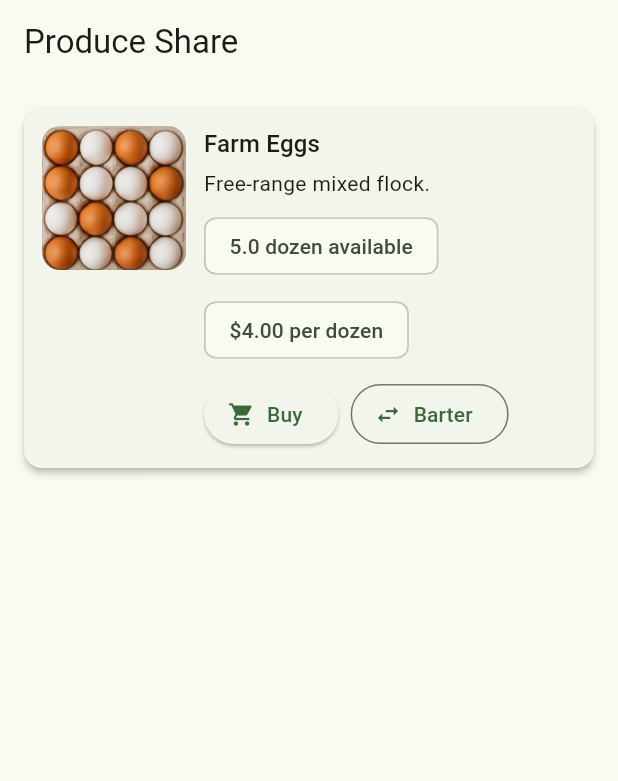
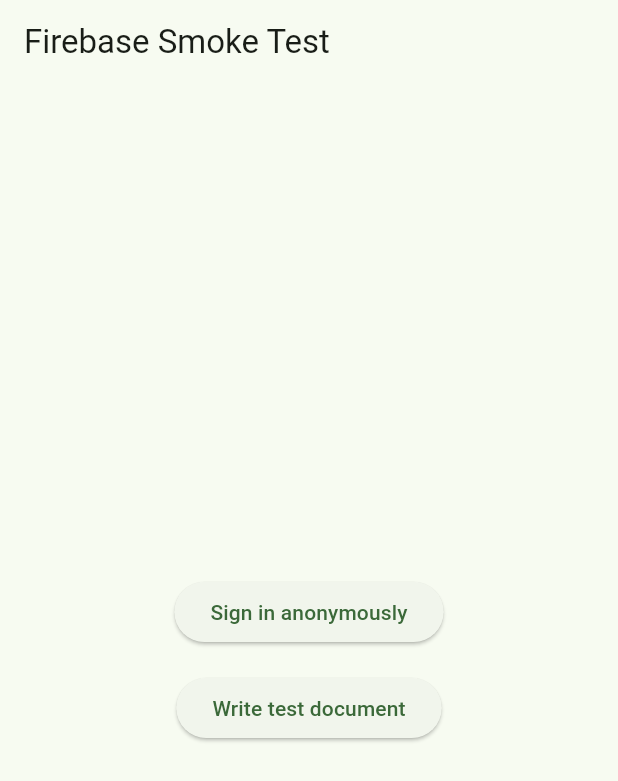
Before and after one commit to TKleman3/BuyBarter, a Flutter app: the screen it shows after launch, on a phone screen of 412 x 824 dp. Shown: the top 781 px of the screen. Run offline on Flutter 3.47's test engine with Material 3 defaults, Android fonts, the phone set to English and light mode, and no system bars; our stand-ins replace cloud_firestore, firebase_auth, firebase_core, flutter_riverpod; accounts and stored records are empty.

Commit message:
hooking up buttons and firebase and riverpod

```diff
--- /dev/null
+++ b/lib/app.dart
@@ -0,0 +1,19 @@
+import 'package:flutter/material.dart';
+import 'package:buyrbarter/screens/home_screen.dart';
+
+
+class MyApp extends StatelessWidget {
+  const MyApp({super.key});
+
+  @override
+  Widget build(BuildContext context) {
+    return MaterialApp(
+      title: 'Produce Share',
+      theme: ThemeData(
+        colorScheme: ColorScheme.fromSeed(seedColor: Colors.green),
+        useMaterial3: true,
+      ),
+      home: const HomeScreen(),
+    );
+  }
+}
--- /dev/null
+++ b/lib/core/firebase_providers.dart
@@ -0,0 +1,22 @@
+import 'package:flutter_riverpod/flutter_riverpod.dart';
+import 'package:firebase_auth/firebase_auth.dart';
+import 'package:cloud_firestore/cloud_firestore.dart';
+
+/// Provide FirebaseAuth instance to the app through Riverpod.
+final firebaseAuthProvider = Provider<FirebaseAuth>((ref) {
+  return FirebaseAuth.instance;
+});
+
+/// Provide Firestore instance.
+final firestoreProvider = Provider<FirebaseFirestore>((ref) {
+  return FirebaseFirestore.instance;
+});
+
+/// Current user ID (will throw if not signed in).
+final currentUserIdProvider = Provider<String>((ref) {
+  final user = ref.watch(firebaseAuthProvider).currentUser;
+  if (user == null) {
+    throw StateError('User not signed in');
+  }
+  return user.uid;
+});
--- a/lib/main.dart
+++ b/lib/main.dart
@@ -1,20 +1,24 @@
 import 'package:flutter/material.dart';
-import 'screens/produce_list_screen.dart';
+import 'package:firebase_core/firebase_core.dart';
+import 'firebase_options.dart'; // generated by flutterfire configure
 
-void main() => runApp(const ProduceShareApp());
+import 'package:flutter_riverpod/flutter_riverpod.dart';
 
-class ProduceShareApp extends StatelessWidget {
-  const ProduceShareApp({super.key});
+import 'app.dart'; // <-- your new file
 
-  @override
-  Widget build(BuildContext context) {
-    return MaterialApp(
-      title: 'Produce Share',
-      theme: ThemeData(
-        colorScheme: ColorScheme.fromSeed(seedColor: Colors.green),
-        useMaterial3: true,
-      ),
-      home: const ProduceListScreen(),
-    );
-  }
+Future<void> main() async {
+  // Make sure Flutter can do async work before runApp
+  WidgetsFlutterBinding.ensureInitialized();
+
+  // Initialize Firebase for web/android/ios using generated config
+  await Firebase.initializeApp(
+    options: DefaultFirebaseOptions.currentPlatform,
+  );
+
+  // Make Riverpod available to the whole widget tree
+  runApp(
+    const ProviderScope(
+      child: MyApp(),
+    ),
+  );
 }
--- /dev/null
+++ b/lib/screens/home_screen.dart
@@ -0,0 +1,66 @@
+import 'package:flutter/material.dart';
+import 'package:flutter_riverpod/flutter_riverpod.dart';
+
+import '../../core/firebase_providers.dart'; // we'll define this next
+import 'package:cloud_firestore/cloud_firestore.dart';
+
+class HomeScreen extends ConsumerWidget {
+  const HomeScreen({super.key});
+
+  @override
+  Widget build(BuildContext context, WidgetRef ref) {
+    // Get Firebase instances from Riverpod providers
+    final auth = ref.watch(firebaseAuthProvider);
+    final firestore = ref.watch(firestoreProvider);
+
+    return Scaffold(
+      appBar: AppBar(
+        title: const Text('Firebase Smoke Test'),
+      ),
+      body: Center(
+        child: Column(
+          mainAxisSize: MainAxisSize.min,
+          children: [
+            ElevatedButton(
+              onPressed: () async {
+                try {
+                  final cred = await auth.signInAnonymously();
+                  final uid = cred.user?.uid;
+                  if (uid == null) return;
+
+                  ScaffoldMessenger.of(context).showSnackBar(
+                    SnackBar(content: Text('Signed in as $uid')),
+                  );
+                } catch (e) {
+                  ScaffoldMessenger.of(context).showSnackBar(
+                    SnackBar(content: Text('Auth error: $e')),
+                  );
+                }
+              },
+              child: const Text('Sign in anonymously'),
+            ),
+            const SizedBox(height: 16),
+            ElevatedButton(
+              onPressed: () async {
+                try {
+                  await firestore.collection('test').add({
+                    'hello': 'world',
+                    'createdAt': DateTime.now(),
+                  });
+                  ScaffoldMessenger.of(context).showSnackBar(
+                    const SnackBar(content: Text('Firestore write OK')),
+                  );
+                } catch (e) {
+                  ScaffoldMessenger.of(context).showSnackBar(
+                    SnackBar(content: Text('Firestore error: $e')),
+                  );
+                }
+              },
+              child: const Text('Write test document'),
+            ),
+          ],
+        ),
+      ),
+    );
+  }
+}
--- a/lib/screens/produce_list_screen.dart
+++ b/lib/screens/produce_list_screen.dart
@@ -18,7 +18,7 @@
   @override
   Widget build(BuildContext context) {
     return Scaffold(
-      appBar: AppBar(title: const Text('Produce Share')),
+      appBar: AppBar(title: const Text('Home')),
       body: FutureBuilder<List<ProduceItem>>(
         future: _future,
         builder: (context, snap) {
```
Also changed, not shown: pubspec.yaml (+6 -1 lines), firebase.json (added), lib/firebase_options.dart (added), pubspec.lock, 7 other files.
